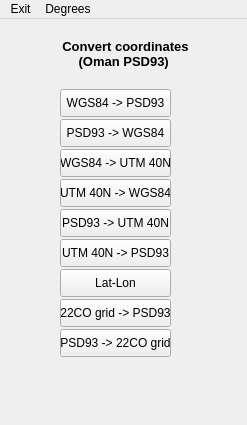
This is convert_main.ui in bvermeulen/Seistools as Qt 5 draws it before an edit. The edited form follows.
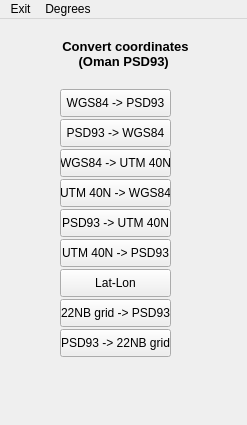
This is the edited form.

```diff
--- a/convert_main.ui
+++ b/convert_main.ui
@@ -79,7 +79,7 @@
      </rect>
     </property>
     <property name="text">
-     <string>22CO grid -&gt; PSD93</string>
+     <string>22NB grid -&gt; PSD93</string>
     </property>
    </widget>
    <widget class="QPushButton" name="pb6_utm40_psd93">
@@ -105,7 +105,7 @@
      </rect>
     </property>
     <property name="text">
-     <string>PSD93 -&gt; 22CO grid</string>
+     <string>PSD93 -&gt; 22NB grid</string>
     </property>
    </widget>
    <widget class="QPushButton" name="pb1_wgs84_psd93">
```
